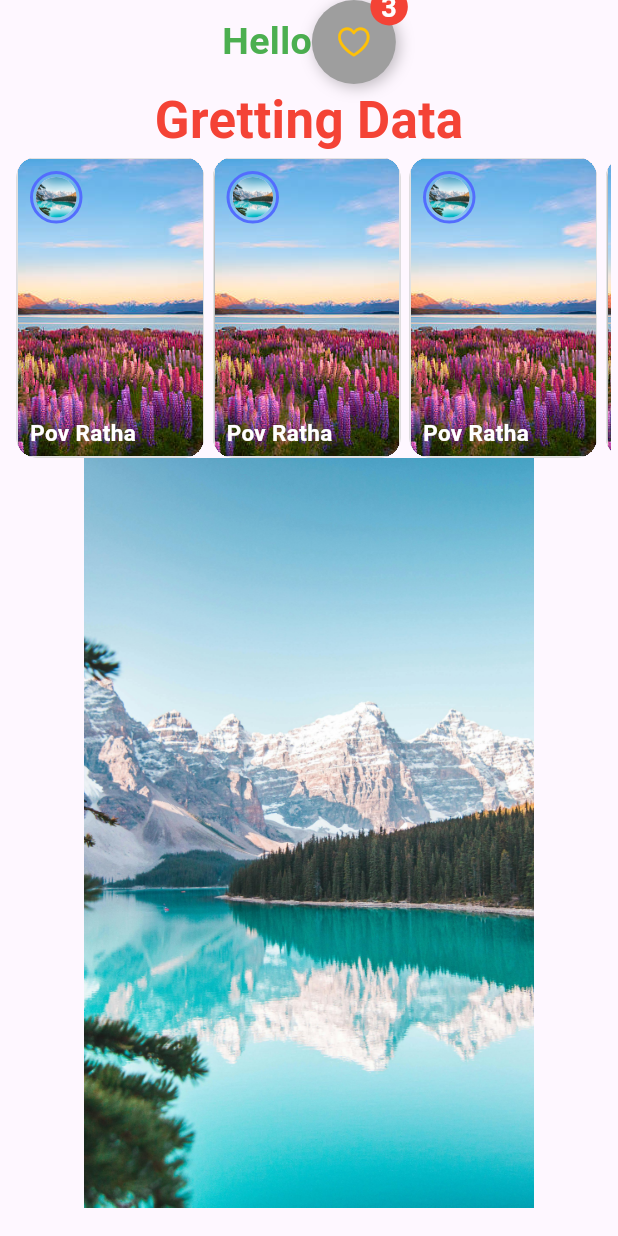
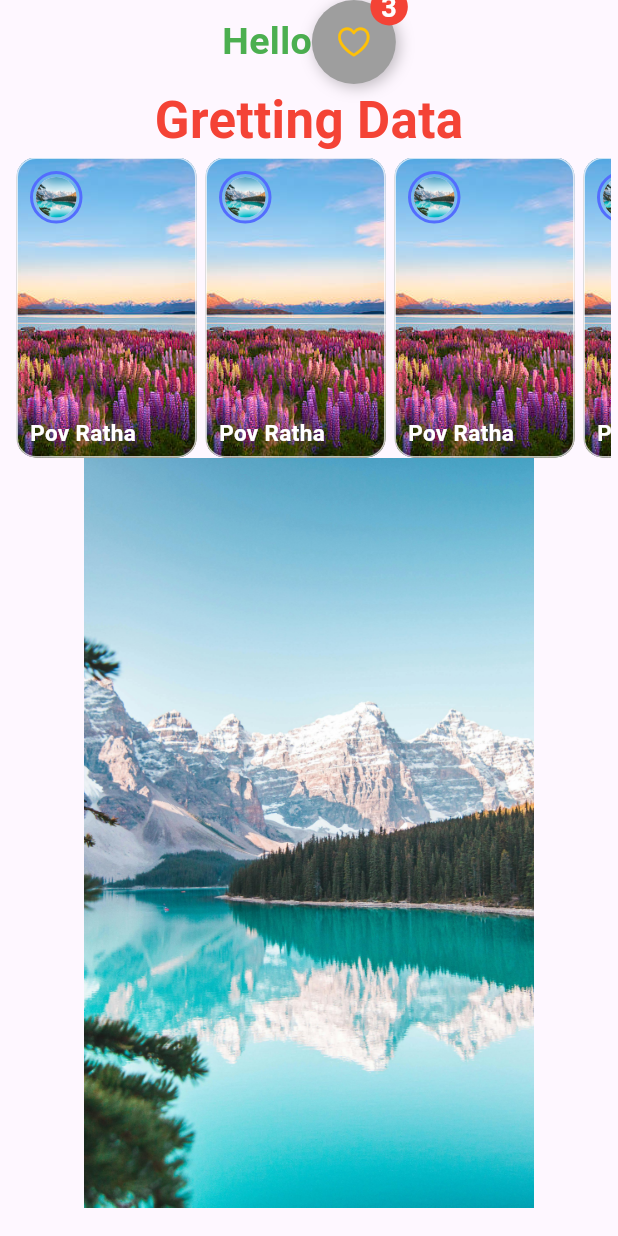
Before and after one commit to Rathapp/mobile_TK_103, a Flutter app: the screen it shows after launch, on a phone screen of 412 x 824 dp. Run offline on Flutter 3.47's test engine with Material 3 defaults, Android fonts, the phone set to English and light mode, and no system bars.

Commit message:
update story

```diff
--- a/lib/main.dart
+++ b/lib/main.dart
@@ -24,23 +24,22 @@ class MyApp extends StatelessWidget {
   Widget _buildStory() {
     return Container(
       margin: EdgeInsetsGeometry.only(left: 6),
-      clipBehavior: Clip.hardEdge,
+      // clipBehavior: Clip.antiAlias,
 
-      width: 125,
+      width: 120,
       height: 200,
       decoration: BoxDecoration(
         color: Colors.grey,
         borderRadius: BorderRadius.circular(13),
-        border: Border.all(color: Colors.white70, width: 1)
+        border: Border.all(color: Colors.white70, width: 1),
+          image: DecorationImage(image: AssetImage("assets/images/sss.jpg"),
+          fit: BoxFit.cover,
+          )
+
       ),
+
       child: Stack(
         children: [
-          Image.asset(
-            "assets/images/sss.jpg",
-            width: 125,
-            height: 200,
-            fit: BoxFit.cover,
-          ),
           Positioned(
             left: 8,
             top: 8,
@@ -75,7 +74,8 @@ class MyApp extends StatelessWidget {
   }
 
   Widget _buildBody() {
-    return SingleChildScrollView(
+    return SafeArea(
+      child: SingleChildScrollView(
         physics: ClampingScrollPhysics(),
         child: Center(
           child: Column(
@@ -129,6 +129,7 @@ class MyApp extends StatelessWidget {
           // Image.asset("assets/images/ddd.jpeg", width: 300,height: 200,fit: BoxFit.cover ,),
           // child: Text("Gretting Data",
           //   style: TextStyle(fontSize: 34,color: Colors.red,fontWeight: FontWeight.bold ) ,),
+        ),
       ),
     );
   }
```
Lines whose indentation alone changed are shown as unchanged.
